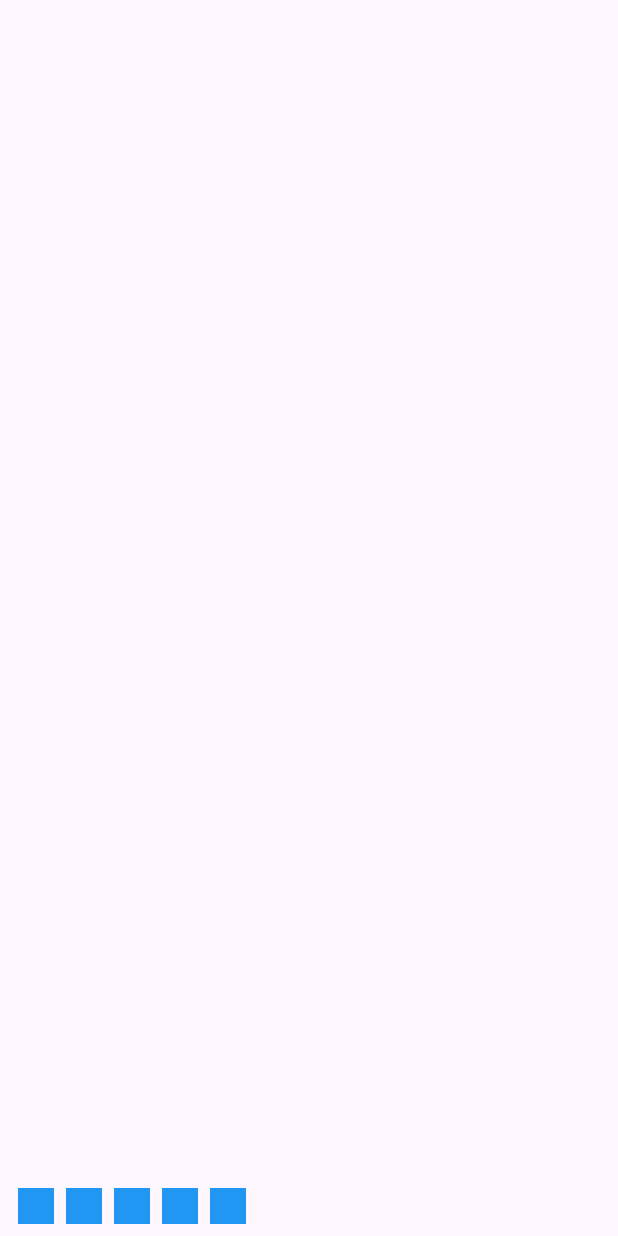
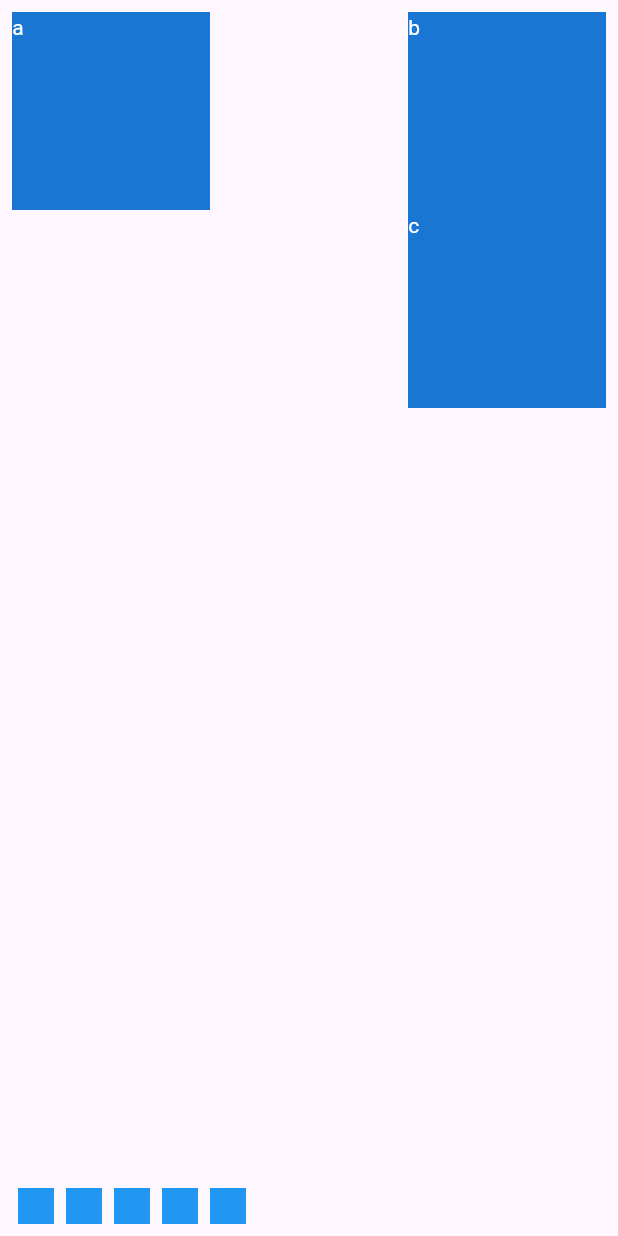
Before and after one commit to andyhorn/indexed_drag_target, a Flutter app: the screen it shows after launch, on a phone screen of 412 x 824 dp. Run offline on Flutter 3.47's test engine with Material 3 defaults, Android fonts, the phone set to English and light mode, and no system bars.

Commit message:
add support for drag-and-drop grid

```diff
--- a/example/lib/main.dart
+++ b/example/lib/main.dart
@@ -1,3 +1,5 @@
+import 'dart:math' show Point;
+
 import 'package:flutter/material.dart';
 import 'package:indexed_drag_target/indexed_drag_target.dart';
 
@@ -13,7 +15,11 @@ class MainApp extends StatefulWidget {
 }
 
 class _MainAppState extends State<MainApp> {
-  final children = <String>[];
+  final List<List<String?>> children = [
+    ['a', null, 'b'],
+    [null, null, 'c'],
+    [null, null, null],
+  ];
 
   @override
   Widget build(BuildContext context) {
@@ -25,42 +31,32 @@ class _MainAppState extends State<MainApp> {
             crossAxisAlignment: CrossAxisAlignment.stretch,
             children: [
               Expanded(
-                child: IndexedDragTargetIndicatorTheme(
-                  child: IndexedDragTargetWrap<String>(
-                    mainAxisSize: MainAxisSize.max,
-                    count: 3,
-                    spacing: 4,
-                    runSpacing: 4,
-                    children:
-                        children
-                            .map(
-                              (id) => Container(
-                                margin: const EdgeInsets.symmetric(
-                                  horizontal: 8,
-                                ),
-                                padding: const EdgeInsets.all(8),
+                child: IndexedDragTargetSlotIndicatorTheme(
+                  borderRadius: BorderRadius.circular(4),
+                  color: Colors.orange,
+                  child: IndexedDragTargetGrid<String>(
+                    columns: 3,
+                    rows: 3,
+                    children: [
+                      for (var i = 0; i < children.length; i++) ...[
+                        for (var j = 0; j < children[i].length; j++) ...[
+                          if (children[i][j] != null) ...[
+                            IndexedDragTargetGridEntry(
+                              point: Point(i, j),
+                              child: Container(
                                 color: Colors.blue.shade700,
                                 child: Text(
-                                  id,
+                                  children[i][j] ?? '',
                                   style: TextStyle(color: Colors.white),
                                 ),
                               ),
-                            )
-                            .toList(),
-                    onAccept: (id, index) {
-                      final newItems = [...children];
-                      final previousIndex = newItems.indexOf(id);
-
-                      newItems.insert(index, id);
-
-                      if (previousIndex != -1) {
-                        newItems.removeAt(
-                          previousIndex + (previousIndex < index ? 0 : 1),
-                        );
-                      }
-
-                      children.clear();
-                      children.addAll(newItems);
+                            ),
+                          ],
+                        ],
+                      ],
+                    ],
+                    onAccept: (id, point) {
+                      children[point.x.toInt()][point.y.toInt()] = id;
                       setState(() {});
                     },
                   ),
@@ -70,7 +66,9 @@ class _MainAppState extends State<MainApp> {
               Row(
                 children: [
                   for (var i = 0; i < 5; i++) ...[
-                    if (!children.contains('item_$i')) ...[
+                    if (!children.any(
+                      (list) => list.contains('${i ~/ 3}-${i % 3}'),
+                    )) ...[
                       Draggable<String>(
                         data: 'item_$i',
                         feedback: Container(
--- a/lib/indexed_drag_target.dart
+++ b/lib/indexed_drag_target.dart
@@ -1 +1,2 @@
 export 'src/widgets/widgets.dart';
+export 'src/theme/theme.dart';
--- a/lib/src/shared/shared.dart
+++ b/lib/src/shared/shared.dart
@@ -1,2 +1,3 @@
 export './definitions.dart';
 export './utils.dart';
+export './debounce.dart';
--- /dev/null
+++ b/lib/src/theme/indexed_drag_target_slot_indicator_theme.dart
@@ -0,0 +1,29 @@
+import 'package:flutter/widgets.dart';
+
+final class IndexedDragTargetSlotIndicatorTheme extends InheritedWidget {
+  const IndexedDragTargetSlotIndicatorTheme({
+    super.key,
+    required super.child,
+    this.color,
+    this.borderRadius,
+    this.border,
+  });
+
+  final Color? color;
+  final BorderRadiusGeometry? borderRadius;
+  final BoxBorder? border;
+
+  static IndexedDragTargetSlotIndicatorTheme? of(BuildContext context) {
+    return context
+        .dependOnInheritedWidgetOfExactType<
+          IndexedDragTargetSlotIndicatorTheme
+        >();
+  }
+
+  @override
+  bool updateShouldNotify(
+    covariant IndexedDragTargetSlotIndicatorTheme oldWidget,
+  ) {
+    return oldWidget.color != color;
+  }
+}
--- /dev/null
+++ b/lib/src/theme/theme.dart
@@ -0,0 +1,2 @@
+export './indexed_drag_target_indicator_theme.dart';
+export './indexed_drag_target_slot_indicator_theme.dart';
--- /dev/null
+++ b/lib/src/widgets/grid/grid.dart
@@ -0,0 +1,2 @@
+export './indexed_drag_target_grid.dart';
+export './indexed_drag_target_grid_entry.dart';
--- /dev/null
+++ b/lib/src/widgets/grid/indexed_drag_target_grid.dart
@@ -0,0 +1,102 @@
+import 'dart:math' show Point;
+
+import 'package:flutter/material.dart';
+import 'package:indexed_drag_target/src/shared/shared.dart';
+import 'package:indexed_drag_target/src/widgets/grid/grid.dart';
+import 'package:indexed_drag_target/src/widgets/indexed_drag_target_slot_indicator.dart';
+
+class IndexedDragTargetGrid<T extends Object> extends StatefulWidget {
+  const IndexedDragTargetGrid({
+    super.key,
+    required this.children,
+    required this.columns,
+    required this.onAccept,
+    this.onWillAccept,
+    required this.rows,
+  });
+
+  final List<IndexedDragTargetGridEntry> children;
+  final int columns;
+  final OnAcceptPointCallback<T> onAccept;
+  final OnWillAcceptPointCallback<T>? onWillAccept;
+  final int rows;
+
+  @override
+  State<IndexedDragTargetGrid<T>> createState() =>
+      _IndexedDragTargetGridState<T>();
+}
+
+class _IndexedDragTargetGridState<T extends Object>
+    extends State<IndexedDragTargetGrid<T>> {
+  final debounce = Debounce(10);
+
+  int? index;
+
+  @override
+  Widget build(BuildContext context) {
+    return GridView.count(
+      crossAxisCount: widget.columns,
+      children: [
+        for (var i = 0; i < widget.columns * widget.rows; i++) ...[
+          DragTarget<T>(
+            builder: (context, candidates, rejects) {
+              final index = widget.children.indexWhere(
+                (entry) =>
+                    getGridIndex(
+                      column: entry.point.y.toInt(),
+                      row: entry.point.x.toInt(),
+                      width: widget.columns,
+                    ) ==
+                    i,
+              );
+
+              if (index != -1) {
+                return widget.children[index].child;
+              }
+
+              return this.index == i
+                  ? IndexedDragTargetSlotIndicator()
+                  : const SizedBox.shrink();
+            },
+            onMove: (details) {
+              final data = details.data;
+              final row = i ~/ widget.columns;
+              final column = i % widget.columns;
+              final point = Point(row, column);
+
+              if (widget.onWillAccept case final onWillAccept?) {
+                if (!onWillAccept(data, point)) {
+                  return;
+                }
+              }
+
+              setIndex(i);
+            },
+            onLeave: (_) => setIndex(null),
+            onAcceptWithDetails: (details) {
+              final data = details.data;
+
+              if (index == i) {
+                final row = i ~/ widget.columns;
+                final column = i % widget.columns;
+                final point = Point(row, column);
+
+                if (widget.onWillAccept case final onWillAccept?) {
+                  if (!onWillAccept(data, point)) {
+                    return;
+                  }
+                }
+
+                widget.onAccept(data, point);
+              }
+            },
+          ),
+        ],
+      ],
+    );
+  }
+
+  void setIndex(int? index) {
+    debounce.run(() => setState(() => this.index = index));
+  }
+}
--- /dev/null
+++ b/lib/src/widgets/grid/indexed_drag_target_grid_entry.dart
@@ -0,0 +1,10 @@
+import 'dart:math';
+
+import 'package:flutter/widgets.dart';
+
+final class IndexedDragTargetGridEntry {
+  const IndexedDragTargetGridEntry({required this.point, required this.child});
+
+  final Point point;
+  final Widget child;
+}
--- a/lib/src/widgets/indexed_drag_target_indicator.dart
+++ b/lib/src/widgets/indexed_drag_target_indicator.dart
@@ -1,28 +1,5 @@
 import 'package:flutter/material.dart';
-
-class IndexedDragTargetIndicatorTheme extends InheritedWidget {
-  const IndexedDragTargetIndicatorTheme({
-    super.key,
-    required super.child,
-    this.color,
-    this.thickness,
-    this.margin,
-  });
-
-  final Color? color;
-  final double? thickness;
-  final double? margin;
-
-  static IndexedDragTargetIndicatorTheme? of(BuildContext context) {
-    return context
-        .dependOnInheritedWidgetOfExactType<IndexedDragTargetIndicatorTheme>();
-  }
-
-  @override
-  bool updateShouldNotify(covariant IndexedDragTargetIndicatorTheme oldWidget) {
-    return oldWidget.color != color || oldWidget.thickness != thickness;
-  }
-}
+import 'package:indexed_drag_target/src/theme/theme.dart';
 
 class IndexedDragTargetIndicator extends StatelessWidget {
   const IndexedDragTargetIndicator({
--- a/lib/src/widgets/widgets.dart
+++ b/lib/src/widgets/widgets.dart
@@ -1,4 +1,3 @@
 export './linear/linear.dart';
 export './wrap/wrap.dart';
-export './indexed_drag_target_indicator.dart'
-    show IndexedDragTargetIndicatorTheme;
+export './grid/grid.dart';
```
Also changed, not shown: lib/src/shared/debounce.dart (added, +19 -0 lines), lib/src/shared/definitions.dart (+7 -1 lines), lib/src/theme/indexed_drag_target_indicator_theme.dart (added, +25 -0 lines), lib/src/widgets/indexed_drag_target_slot_indicator.dart (added, +20 -0 lines).
